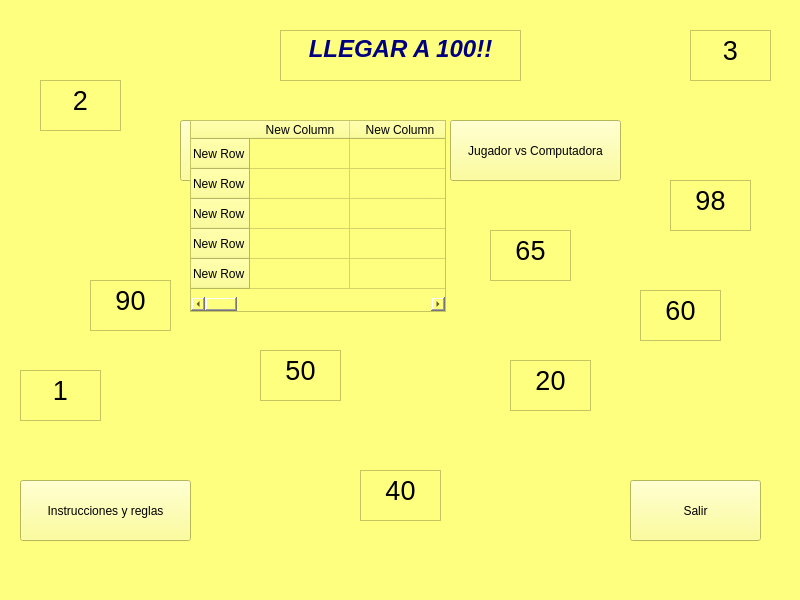
CastilloSebas2005/PI_EnsambladorG04_llegarA100, file Interfaz/mainwindow.ui: the form before one commit.
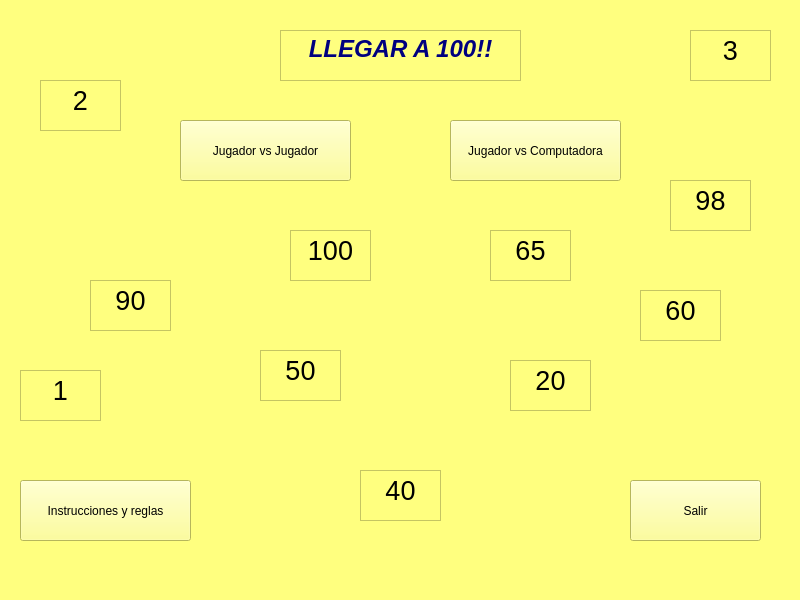
The form after the commit.

```diff
--- a/Interfaz/mainwindow.ui
+++ b/Interfaz/mainwindow.ui
@@ -19,7 +19,7 @@
   <property name="maximumSize">
    <size>
     <width>800</width>
-    <height>16777215</height>
+    <height>600</height>
    </size>
   </property>
   <property name="windowTitle">
@@ -373,76 +373,6 @@
 &lt;p align=&quot;center&quot; style=&quot; margin-top:0px; margin-bottom:0px; margin-left:0px; margin-right:0px; -qt-block-indent:0; text-indent:0px;&quot;&gt;&lt;span style=&quot; font-family:'Sans Serif'; font-size:20pt;&quot;&gt;3&lt;/span&gt;&lt;/p&gt;&lt;/body&gt;&lt;/html&gt;</string>
     </property>
    </widget>
-   <widget class="QTableWidget" name="tableWidget">
-    <property name="geometry">
-     <rect>
-      <x>190</x>
-      <y>120</y>
-      <width>256</width>
-      <height>192</height>
-     </rect>
-    </property>
-    <row>
-     <property name="text">
-      <string>New Row</string>
-     </property>
-    </row>
-    <row>
-     <property name="text">
-      <string>New Row</string>
-     </property>
-    </row>
-    <row>
-     <property name="text">
-      <string>New Row</string>
-     </property>
-    </row>
-    <row>
-     <property name="text">
-      <string>New Row</string>
-     </property>
-    </row>
-    <row>
-     <property name="text">
-      <string>New Row</string>
-     </property>
-    </row>
-    <column>
-     <property name="text">
-      <string>New Column</string>
-     </property>
-    </column>
-    <column>
-     <property name="text">
-      <string>New Column</string>
-     </property>
-    </column>
-    <column>
-     <property name="text">
-      <string>New Column</string>
-     </property>
-    </column>
-    <column>
-     <property name="text">
-      <string>New Column</string>
-     </property>
-    </column>
-    <column>
-     <property name="text">
-      <string>New Column</string>
-     </property>
-    </column>
-    <column>
-     <property name="text">
-      <string>New Column</string>
-     </property>
-    </column>
-    <column>
-     <property name="text">
-      <string>New Column</string>
-     </property>
-    </column>
-   </widget>
   </widget>
   <widget class="QMenuBar" name="menubar">
    <property name="geometry">
```
